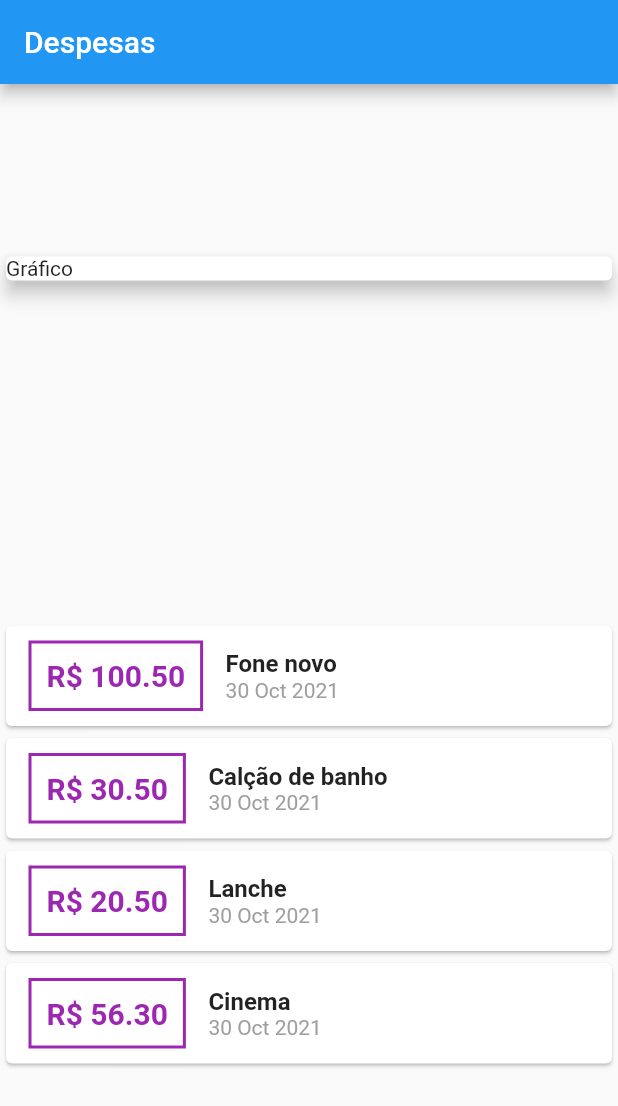
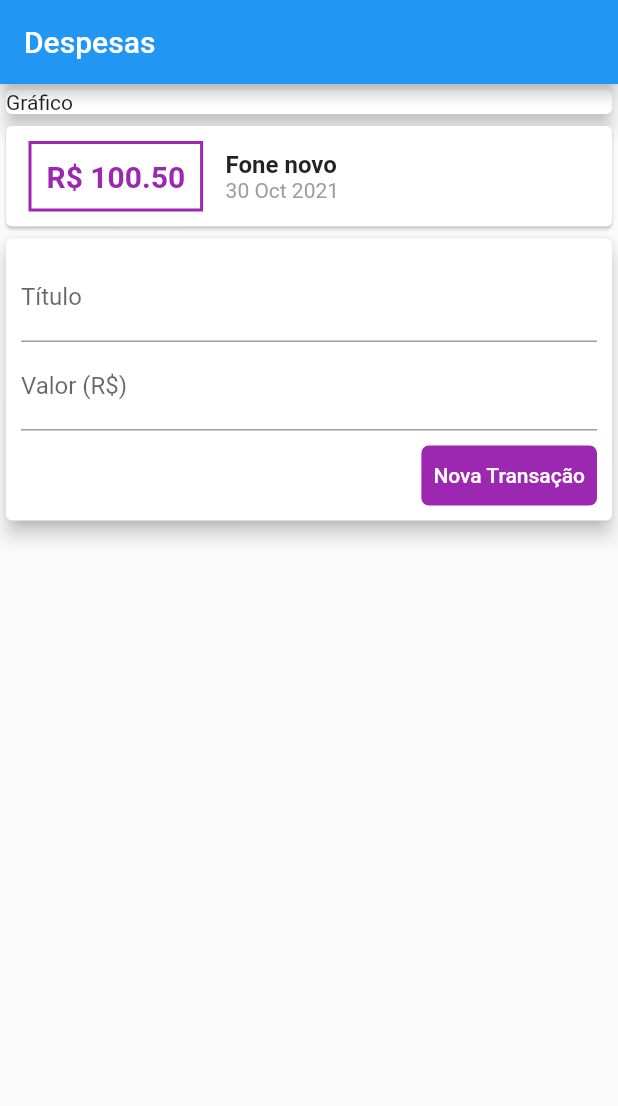
Before and after one commit to LeSales/expenses, a Flutter app: the screen it shows after launch, on a phone screen of 412 x 824 dp. Shown: the top 1106 px of the screen. Run offline on Flutter 3.47's test engine with Material 2 defaults, Android fonts, the phone set to English and light mode, and no system bars.

Commit message:
add text input and button to create new transaction

```diff
--- a/lib/screens/home/home_screen.dart
+++ b/lib/screens/home/home_screen.dart
@@ -16,7 +16,7 @@ class HomePage extends StatelessWidget {
         value: 100.50,
         date: DateTime.now(),
       ),
-      Transaction(
+      /* Transaction(
         id: 't2',
         title: 'Calção de banho',
         value: 30.50,
@@ -33,14 +33,13 @@ class HomePage extends StatelessWidget {
         title: 'Cinema',
         value: 56.30,
         date: DateTime.now(),
-      ),
+      ), */
     ];
     return Scaffold(
       appBar: AppBar(
         title: const Text('Despesas'),
       ),
       body: Column(
-        mainAxisAlignment: MainAxisAlignment.spaceAround,
         crossAxisAlignment: CrossAxisAlignment.stretch,
         children: <Widget>[
           const Card(
@@ -85,7 +84,46 @@ class HomePage extends StatelessWidget {
                 ],
               ));
             }).toList(),
-          )
+          ),
+          Card(
+              elevation: 5,
+              child: Padding(
+                padding: const EdgeInsets.all(10),
+                child: Column(
+                  children: [
+                    const TextField(
+                      decoration: InputDecoration(
+                        labelText: 'Título',
+                      ),
+                    ),
+                    const TextField(
+                        decoration: InputDecoration(
+                      labelText: 'Valor (R\$)',
+                    )),
+                    const SizedBox(
+                      height: 10,
+                    ),
+                    Row(
+                      mainAxisAlignment: MainAxisAlignment.end,
+                      children: [
+                        Container(
+                          decoration: BoxDecoration(
+                            borderRadius: BorderRadius.circular(5),
+                            color: Colors.purple,
+                          ),
+                          height: 40,
+                          child: TextButton(
+                              onPressed: () {},
+                              child: const Text(
+                                'Nova Transação',
+                                style: TextStyle(color: Colors.white),
+                              )),
+                        ),
+                      ],
+                    )
+                  ],
+                ),
+              ))
         ],
       ),
     );
```
